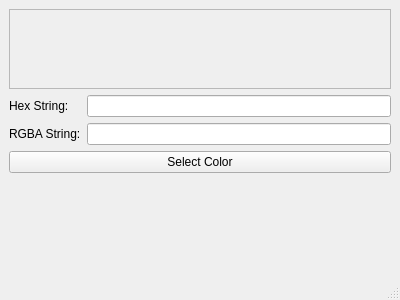
Before: the Qt Designer form app/mainwindow.ui in paneltree/QColor2StdString, drawn with Qt 5.
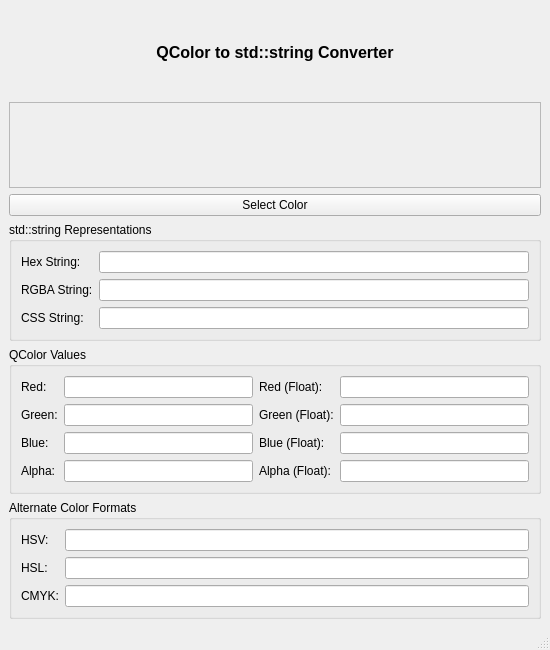
After: the same form once the commit is applied.

Commit message: show fields of QColor in UI

Patch:
```diff
--- a/app/mainwindow.ui
+++ b/app/mainwindow.ui
@@ -6,8 +6,8 @@
    <rect>
     <x>0</x>
     <y>0</y>
-    <width>400</width>
-    <height>300</height>
+    <width>550</width>
+    <height>650</height>
    </rect>
   </property>
   <property name="windowTitle">
@@ -15,6 +15,22 @@
   </property>
   <widget class="QWidget" name="centralwidget">
    <layout class="QVBoxLayout" name="verticalLayout">
+    <item>
+     <widget class="QLabel" name="titleLabel">
+      <property name="font">
+       <font>
+        <pointsize>12</pointsize>
+        <bold>true</bold>
+       </font>
+      </property>
+      <property name="text">
+       <string>QColor to std::string Converter</string>
+      </property>
+      <property name="alignment">
+       <set>Qt::AlignCenter</set>
+      </property>
+     </widget>
+    </item>
     <item>
      <widget class="QFrame" name="colorDisplayFrame">
       <property name="minimumSize">
@@ -31,30 +47,6 @@
       </property>
      </widget>
     </item>
-    <item>
-     <layout class="QFormLayout" name="formLayout">
-      <item row="0" column="0">
-       <widget class="QLabel" name="label">
-        <property name="text">
-         <string>Hex String:</string>
-        </property>
-       </widget>
-      </item>
-      <item row="0" column="1">
-       <widget class="QLineEdit" name="hexStringEdit"/>
-      </item>
-      <item row="1" column="0">
-       <widget class="QLabel" name="label_2">
-        <property name="text">
-         <string>RGBA String:</string>
-        </property>
-       </widget>
-      </item>
-      <item row="1" column="1">
-       <widget class="QLineEdit" name="rgbaStringEdit"/>
-      </item>
-     </layout>
-    </item>
     <item>
      <widget class="QPushButton" name="colorButton">
       <property name="text">
@@ -63,17 +55,219 @@
      </widget>
     </item>
     <item>
-     <spacer name="verticalSpacer">
-      <property name="orientation">
-       <enum>Qt::Vertical</enum>
+     <widget class="QGroupBox" name="stringsGroupBox">
+      <property name="title">
+       <string>std::string Representations</string>
       </property>
-      <property name="sizeHint" stdset="0">
-       <size>
-        <width>20</width>
-        <height>40</height>
-       </size>
+      <layout class="QFormLayout" name="formLayout">
+       <item row="0" column="0">
+        <widget class="QLabel" name="label">
+         <property name="text">
+          <string>Hex String:</string>
+         </property>
+        </widget>
+       </item>
+       <item row="0" column="1">
+        <widget class="QLineEdit" name="hexStringEdit"/>
+       </item>
+       <item row="1" column="0">
+        <widget class="QLabel" name="label_2">
+         <property name="text">
+          <string>RGBA String:</string>
+         </property>
+        </widget>
+       </item>
+       <item row="1" column="1">
+        <widget class="QLineEdit" name="rgbaStringEdit"/>
+       </item>
+       <item row="2" column="0">
+        <widget class="QLabel" name="label_3">
+         <property name="text">
+          <string>CSS String:</string>
+         </property>
+        </widget>
+       </item>
+       <item row="2" column="1">
+        <widget class="QLineEdit" name="cssStringEdit">
+         <property name="readOnly">
+          <bool>true</bool>
+         </property>
+        </widget>
+       </item>
+      </layout>
+     </widget>
+    </item>
+    <item>
+     <widget class="QGroupBox" name="qcolorGroupBox">
+      <property name="title">
+       <string>QColor Values</string>
       </property>
-     </spacer>
+      <layout class="QGridLayout" name="gridLayout">
+       <item row="0" column="0">
+        <widget class="QLabel" name="label_4">
+         <property name="text">
+          <string>Red:</string>
+         </property>
+        </widget>
+       </item>
+       <item row="0" column="1">
+        <widget class="QLineEdit" name="redEdit">
+         <property name="readOnly">
+          <bool>true</bool>
+         </property>
+        </widget>
+       </item>
+       <item row="0" column="2">
+        <widget class="QLabel" name="label_8">
+         <property name="text">
+          <string>Red (Float):</string>
+         </property>
+        </widget>
+       </item>
+       <item row="0" column="3">
+        <widget class="QLineEdit" name="redFEdit">
+         <property name="readOnly">
+          <bool>true</bool>
+         </property>
+        </widget>
+       </item>
+       <item row="1" column="0">
+        <widget class="QLabel" name="label_5">
+         <property name="text">
+          <string>Green:</string>
+         </property>
+        </widget>
+       </item>
+       <item row="1" column="1">
+        <widget class="QLineEdit" name="greenEdit">
+         <property name="readOnly">
+          <bool>true</bool>
+         </property>
+        </widget>
+       </item>
+       <item row="1" column="2">
+        <widget class="QLabel" name="label_9">
+         <property name="text">
+          <string>Green (Float):</string>
+         </property>
+        </widget>
+       </item>
+       <item row="1" column="3">
+        <widget class="QLineEdit" name="greenFEdit">
+         <property name="readOnly">
+          <bool>true</bool>
+         </property>
+        </widget>
+       </item>
+       <item row="2" column="0">
+        <widget class="QLabel" name="label_6">
+         <property name="text">
+          <string>Blue:</string>
+         </property>
+        </widget>
+       </item>
+       <item row="2" column="1">
+        <widget class="QLineEdit" name="blueEdit">
+         <property name="readOnly">
+          <bool>true</bool>
+         </property>
+        </widget>
+       </item>
+       <item row="2" column="2">
+        <widget class="QLabel" name="label_10">
+         <property name="text">
+          <string>Blue (Float):</string>
+         </property>
+        </widget>
+       </item>
+       <item row="2" column="3">
+        <widget class="QLineEdit" name="blueFEdit">
+         <property name="readOnly">
+          <bool>true</bool>
+         </property>
+        </widget>
+       </item>
+       <item row="3" column="0">
+        <widget class="QLabel" name="label_7">
+         <property name="text">
+          <string>Alpha:</string>
+         </property>
+        </widget>
+       </item>
+       <item row="3" column="1">
+        <widget class="QLineEdit" name="alphaEdit">
+         <property name="readOnly">
+          <bool>true</bool>
+         </property>
+        </widget>
+       </item>
+       <item row="3" column="2">
+        <widget class="QLabel" name="label_11">
+         <property name="text">
+          <string>Alpha (Float):</string>
+         </property>
+        </widget>
+       </item>
+       <item row="3" column="3">
+        <widget class="QLineEdit" name="alphaFEdit">
+         <property name="readOnly">
+          <bool>true</bool>
+         </property>
+        </widget>
+       </item>
+      </layout>
+     </widget>
+    </item>
+    <item>
+     <widget class="QGroupBox" name="alternateFormatsGroupBox">
+      <property name="title">
+       <string>Alternate Color Formats</string>
+      </property>
+      <layout class="QFormLayout" name="formLayout_2">
+       <item row="0" column="0">
+        <widget class="QLabel" name="label_12">
+         <property name="text">
+          <string>HSV:</string>
+         </property>
+        </widget>
+       </item>
+       <item row="0" column="1">
+        <widget class="QLineEdit" name="hsvEdit">
+         <property name="readOnly">
+          <bool>true</bool>
+         </property>
+        </widget>
+       </item>
+       <item row="1" column="0">
+        <widget class="QLabel" name="label_13">
+         <property name="text">
+          <string>HSL:</string>
+         </property>
+        </widget>
+       </item>
+       <item row="1" column="1">
+        <widget class="QLineEdit" name="hslEdit">
+         <property name="readOnly">
+          <bool>true</bool>
+         </property>
+        </widget>
+       </item>
+       <item row="2" column="0">
+        <widget class="QLabel" name="label_14">
+         <property name="text">
+          <string>CMYK:</string>
+         </property>
+        </widget>
+       </item>
+       <item row="2" column="1">
+        <widget class="QLineEdit" name="cmykEdit">
+         <property name="readOnly">
+          <bool>true</bool>
+         </property>
+        </widget>
+       </item>
+      </layout>
+     </widget>
     </item>
    </layout>
   </widget>
```
Left out of the diff: 2 changed lines with no effect on the pictures. The commit also changes 3 other files.
